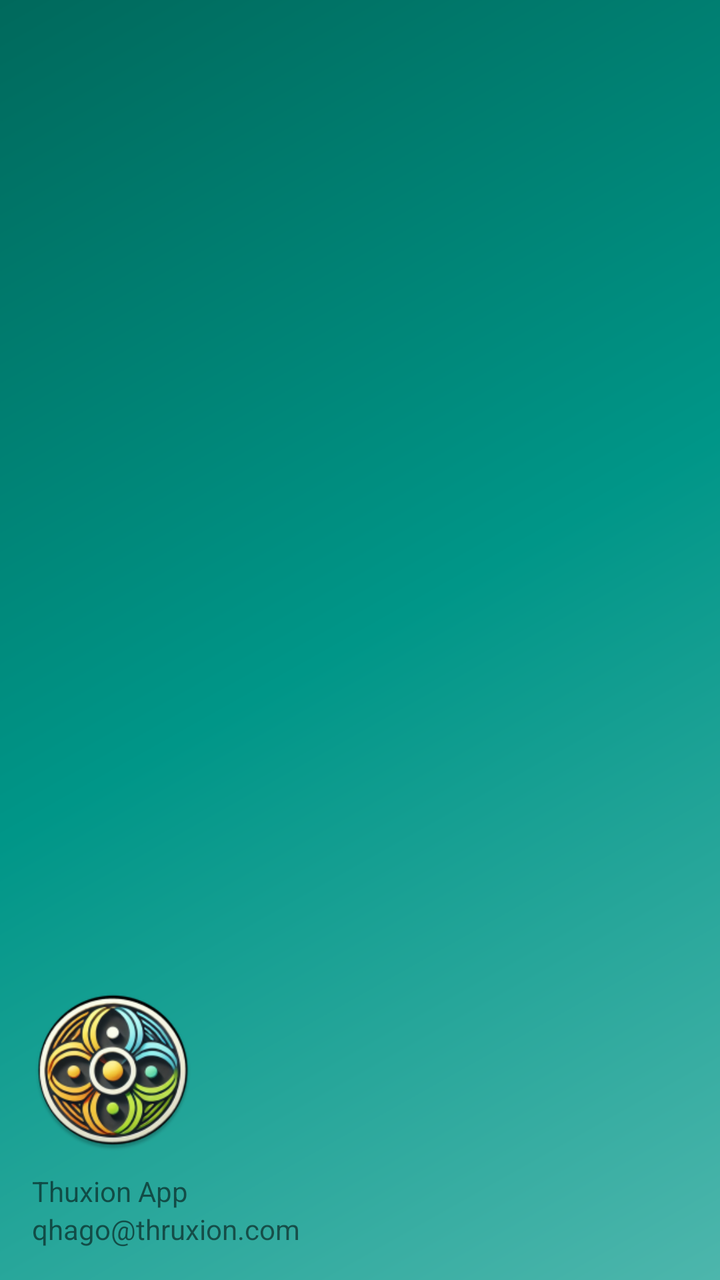
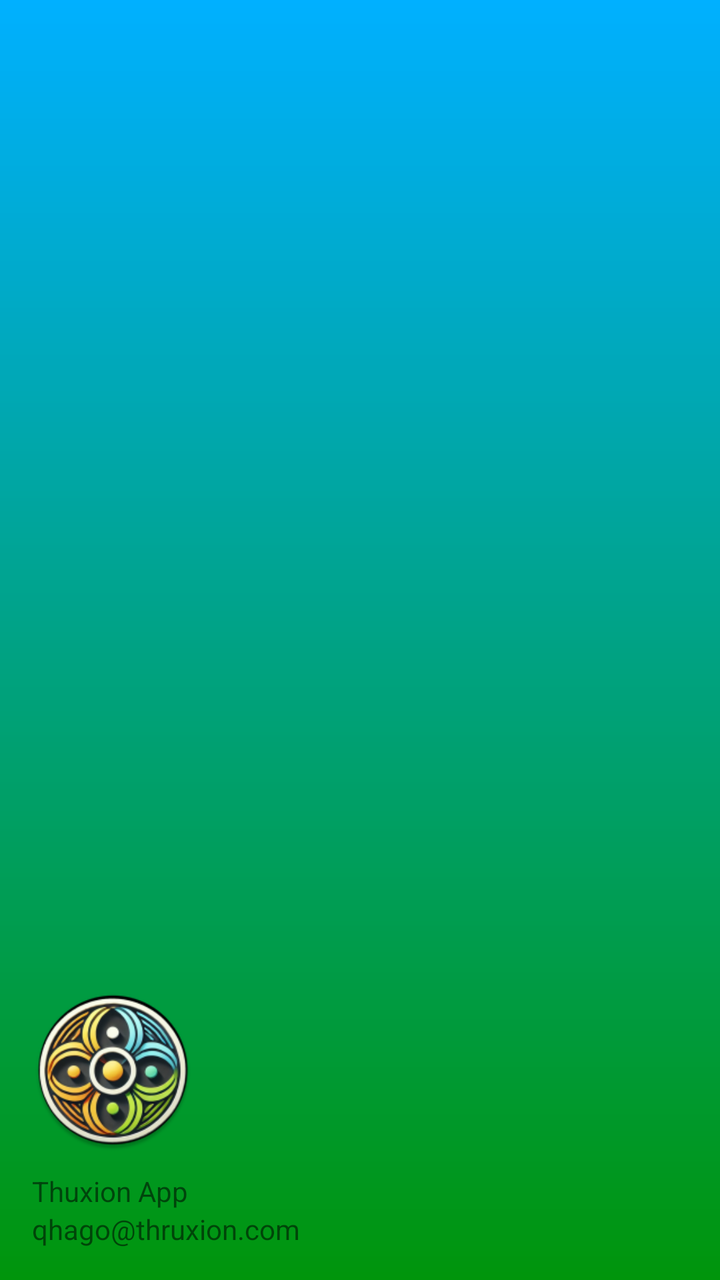

Two renders of the same Android screen: before a commit and after it. Below are the layout's source before the change and the commit's diff.
<!-- AndroidManifest.xml: application theme Theme.QhagoApp -->
<!-- res/layout/nav_header_main.xml -->
<?xml version="1.0" encoding="utf-8"?>
<LinearLayout xmlns:android="http://schemas.android.com/apk/res/android"
    xmlns:app="http://schemas.android.com/apk/res-auto"
    android:layout_width="match_parent"
    android:layout_height="176dp"
    android:background="@drawable/side_nav_bar"
    android:gravity="bottom"
    android:orientation="vertical"
    android:padding="16dp">

    <ImageView
        android:id="@+id/imageView"
        android:layout_width="81dp"
        android:layout_height="94dp"
        android:contentDescription="@string/nav_header_desc"
        android:paddingTop="8dp"
        app:srcCompat="@mipmap/ic_launcher" />

    <TextView
        android:layout_width="match_parent"
        android:layout_height="wrap_content"
        android:paddingTop="8dp"
        android:text="@string/nav_header_title" />

    <TextView
        android:id="@+id/textView"
        android:layout_width="wrap_content"
        android:layout_height="wrap_content"
        android:text="@string/nav_header_subtitle" />
</LinearLayout>
<!-- resources referenced by this layout -->
<resources>
  <!-- drawable side_nav_bar (drawable) -->
  <shape xmlns:android="http://schemas.android.com/apk/res/android"
      android:shape="rectangle">
      <gradient
          android:angle="135"
          android:centerColor="#009688"
          android:endColor="#00695C"
          android:startColor="#4DB6AC"
          android:type="linear" />
  </shape>
  <!-- mipmap ic_launcher: png bitmap (mipmap-hdpi, 12777 bytes) -->
  <string name="nav_header_desc">Navigation header</string>
  <string name="nav_header_subtitle">qhago@thruxion.com</string>
  <string name="nav_header_title">Thuxion App</string>
  <style name="Theme.QhagoApp" parent="Theme.MaterialComponents.DayNight.DarkActionBar">
          
          <item name="colorPrimary">@color/purple_500</item>
          <item name="colorPrimaryVariant">@color/purple_700</item>
          <item name="colorOnPrimary">@color/white</item>
          
          <item name="colorSecondary">@color/teal_200</item>
          <item name="colorSecondaryVariant">@color/teal_700</item>
          <item name="colorOnSecondary">@color/black</item>
          
          <item name="android:statusBarColor">?attr/colorPrimaryVariant</item>
          
      </style>
  <color name="purple_500">#FFBE00</color>
  <color name="purple_700">#FF9700</color>
  <color name="white">#FFFFFFFF</color>
  <color name="teal_200">#FF03DAC5</color>
  <color name="teal_700">#FF018786</color>
  <color name="black">#FF000000</color>
</resources>

<!-- the commit's change to res/layout/nav_header_main.xml (unified diff, before → after) -->
@@ -3,7 +3,7 @@
     xmlns:app="http://schemas.android.com/apk/res-auto"
     android:layout_width="match_parent"
     android:layout_height="176dp"
-    android:background="@drawable/side_nav_bar"
+    android:background="@drawable/login_background_gradient"
     android:gravity="bottom"
     android:orientation="vertical"
     android:padding="16dp">
<!-- resource entries referenced after the edit -->
@@ -1,13 +1,13 @@
 <!-- resources referenced by this layout -->
 <resources>
-  <!-- drawable side_nav_bar (drawable) -->
+  <!-- drawable login_background_gradient (drawable) -->
+  <?xml version="1.0" encoding="utf-8"?>
   <shape xmlns:android="http://schemas.android.com/apk/res/android"
       android:shape="rectangle">
       <gradient
-          android:angle="135"
-          android:centerColor="#009688"
-          android:endColor="#00695C"
-          android:startColor="#4DB6AC"
+          android:angle="50"
+          android:startColor="#00B0FF"
+          android:endColor="#00950B"
           android:type="linear" />
   </shape>
   <!-- mipmap ic_launcher: png bitmap (mipmap-hdpi, 12777 bytes) -->
@@ -30,8 +30,8 @@
   <color name="purple_500">#FFBE00</color>
   <color name="purple_700">#FF9700</color>
   <color name="white">#FFFFFFFF</color>
-  <color name="teal_200">#FF03DAC5</color>
-  <color name="teal_700">#FF018786</color>
+  <color name="teal_200">#09C0DB</color>
+  <color name="teal_700">#007F95</color>
   <color name="black">#FF000000</color>
 </resources>
 
